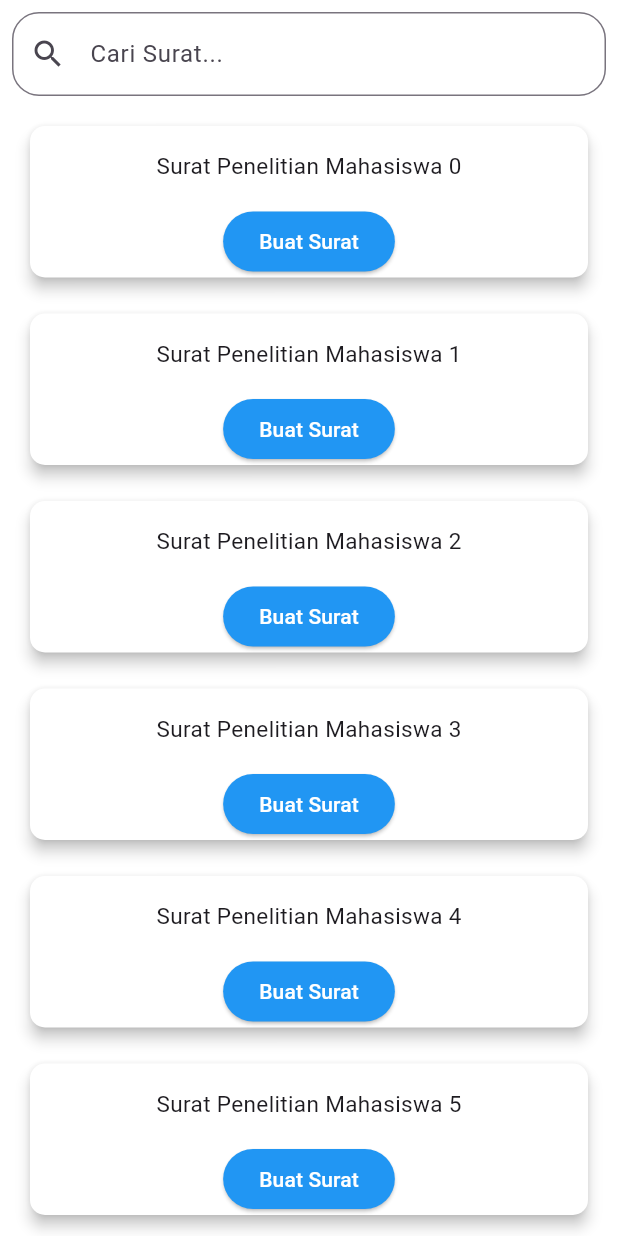
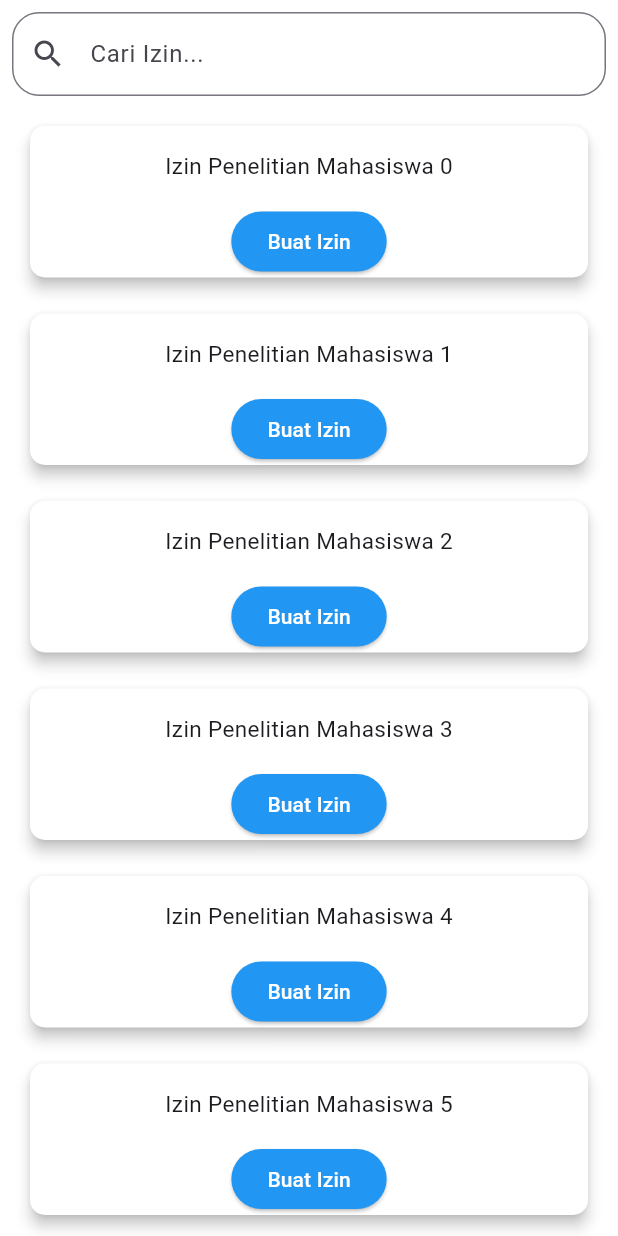
Before and after one commit to mohammad-diman/perizinan_ptsp, a Flutter app: the JenisSurat screen opened directly, on a phone screen of 412 x 824 dp. Run offline on Flutter 3.47's test engine with Material 3 defaults, Android fonts, the phone set to English and light mode, and no system bars; our stand-ins replace animate_do, dio, fl_chart, get, iconsax, image_picker and 3 more; missing offline and left inert: lib; accounts and stored records are empty; generated files the repository leaves out were written again.

Commit message:
update
Signed-off-by: mohammad-diman <dimanpodu.personal@gmail.com>

```diff
--- a/lib/client/apiclient.dart
+++ b/lib/client/apiclient.dart
@@ -1,5 +1,8 @@
 import 'package:b/flavor/config_dev.dart';
 import 'package:b/model/authresponse.dart';
+import 'package:b/model/item_models.dart';
+import 'package:b/model/jenis_perizinan.dart';
+import 'package:b/model/user_dto.dart';
 import 'package:dio/dio.dart';
 import 'package:retrofit/retrofit.dart';
 
@@ -19,4 +22,9 @@ abstract class ApiClient {
       @Field("username") String username,
       @Field("password") String password,
       @Field("konfirmasi_password") String konfirmasi_password);
+
+  @GET("/auth/me")
+  Future<UserDto> me(
+      @Header("Authorization") String Token
+      );
 }
--- a/lib/form/jenis_surat.dart
+++ b/lib/form/jenis_surat.dart
@@ -1,4 +1,6 @@
+import 'package:b/client/service/auth_service.dart';
 import 'package:b/model/item_models.dart';
+import 'package:b/model/jenis_perizinan.dart';
 import 'package:flutter/material.dart';
 import 'package:provider/provider.dart';
 
@@ -16,8 +18,12 @@ class _JenisSuratState extends State<JenisSurat> {
 
   TextEditingController _searchController = TextEditingController();
   String searchQuery = '';
-  List<String> _allItems = List.generate(176, (index) => 'Surat Penelitian Mahasiswa $index');
+  List<String> _allItems = List.generate(15, (index) => 'Izin Penelitian Mahasiswa $index');
   List<String> _filteredItems = [];
+  late AuthService apiClient;
+  bool isLoading = true;
+
+
 
   @override
   void initState() {
@@ -63,7 +69,7 @@ class _JenisSuratState extends State<JenisSurat> {
             child: TextField(
               controller: _searchController,
               decoration: InputDecoration(
-                hintText: 'Cari Surat...',
+                hintText: 'Cari Izin...',
                 border: OutlineInputBorder(borderRadius: BorderRadius.circular(18)),
                 prefixIcon: Icon(Icons.search),
               ),
@@ -99,7 +105,7 @@ class _JenisSuratState extends State<JenisSurat> {
                           style: ElevatedButton.styleFrom(
                             foregroundColor: Colors.white, backgroundColor: Colors.blue,
                           ),
-                          child: Text('Buat Surat'),
+                          child: Text('Buat Izin'),
                         ),
                       ],
                     ),
--- a/lib/main.dart
+++ b/lib/main.dart
@@ -1,3 +1,5 @@
+import 'package:b/client/token_manager.dart';
+import 'package:b/navbar/navbar.dart';
 import 'package:b/page/loginpage.dart';
 import 'package:flutter/material.dart';
 import 'package:provider/provider.dart';
@@ -8,19 +10,21 @@ void main() {
   runApp(
     ChangeNotifierProvider(
       create: (context) => ItemModel(),
-      child: const MyApp(),
+      child: MyApp(),
     ),
   );
 }
 
 class MyApp extends StatelessWidget {
-  const MyApp({super.key});
+  MyApp({super.key});
+
 
   @override
-  Widget build(BuildContext context) {
+  Widget build(BuildContext context)  {
+
     return MaterialApp(
       theme: ThemeData(scaffoldBackgroundColor: Colors.white),
-      home: const LoginPage(),
+      home: const LoginPage()
     );
   }
 }
--- /dev/null
+++ b/lib/model/user_dto.dart
@@ -0,0 +1,43 @@
+class UserDto {
+  final int? id;
+  final String? name;
+  final String? username;
+  final String? email;
+  final String? foto;
+  final String? default_foto;
+  final String? created_at;
+  final String? updated_at;
+
+  UserDto({
+    required this.id,
+    required this.name,
+    required this.username,
+    required this.email,
+    required this.foto,
+    required this.default_foto,
+    required this.created_at,
+    required this.updated_at,
+  });
+
+  factory UserDto.fromJson(Map<String, dynamic> json) => UserDto(
+      id: json["id"],
+      name: json["name"],
+      username: json["username"],
+      email: json["email"],
+      foto: json["foto"],
+      default_foto: json["default_foto"],
+      created_at: json["created_at"],
+      updated_at: json["updated_at"]
+    );
+
+  Map<String, dynamic> toJson() => {
+    "id": id,
+    "name": name,
+    "username": username,
+    "email": email,
+    "foto": foto,
+    "default_foto": default_foto,
+    "created_at": created_at,
+    "updated_at": updated_at,
+  };
+}
--- a/lib/page/loginpage.dart
+++ b/lib/page/loginpage.dart
@@ -73,7 +73,8 @@ class _LoginPageState extends State<LoginPage> {
   Widget build(BuildContext context) {
     return Scaffold(
       resizeToAvoidBottomInset: false,
-      body: Container(
+      body: Center(
+        child: Container(
           width: double.infinity,
           decoration: BoxDecoration(
               gradient: LinearGradient(begin: Alignment.topCenter, colors: [
@@ -275,6 +276,7 @@ class _LoginPageState extends State<LoginPage> {
             ],
           ),
         ),
+      ),
     );
   }
 }
```
Also changed, not shown: lib/client/service/auth_service.dart (+16 -0 lines), lib/model/jenis_perizinan.dart (added, +73 -0 lines), lib/client/apiclient.g.dart, 1 other file. Lines whose indentation alone changed are shown as unchanged.
